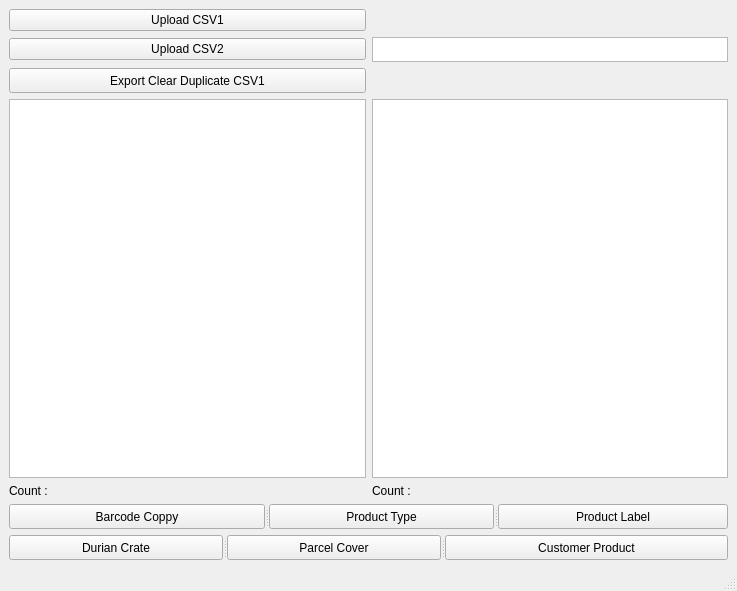
First picture: the form in GUI_Mrince.ui, repository ThanawatKMUTNB/MRINCE, before the edit.
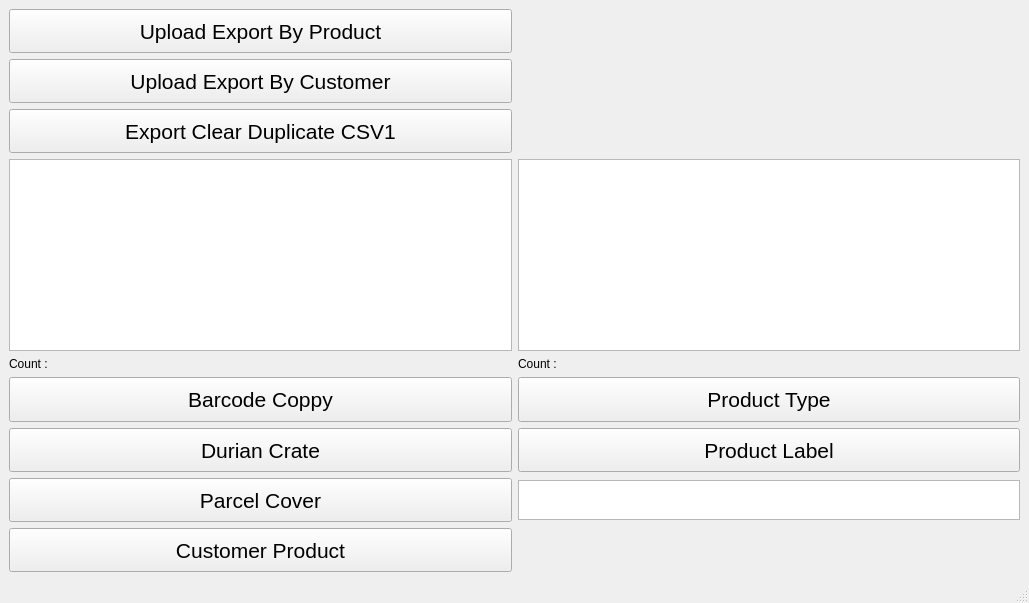
Second picture: the form after the edit.

Diff of the .ui file:
```diff
--- a/GUI_Mrince.ui
+++ b/GUI_Mrince.ui
@@ -6,8 +6,8 @@
    <rect>
     <x>0</x>
     <y>0</y>
-    <width>737</width>
-    <height>591</height>
+    <width>1029</width>
+    <height>603</height>
    </rect>
   </property>
   <property name="windowTitle">
@@ -15,199 +15,8 @@
   </property>
   <widget class="QWidget" name="centralwidget">
    <layout class="QGridLayout" name="gridLayout">
-    <item row="7" column="0" colspan="2">
-     <widget class="QSplitter" name="splitter">
-      <property name="orientation">
-       <enum>Qt::Horizontal</enum>
-      </property>
-      <widget class="QPushButton" name="pushButton_3">
-       <property name="sizePolicy">
-        <sizepolicy hsizetype="Minimum" vsizetype="Minimum">
-         <horstretch>0</horstretch>
-         <verstretch>0</verstretch>
-        </sizepolicy>
-       </property>
-       <property name="minimumSize">
-        <size>
-         <width>0</width>
-         <height>25</height>
-        </size>
-       </property>
-       <property name="maximumSize">
-        <size>
-         <width>500</width>
-         <height>25</height>
-        </size>
-       </property>
-       <property name="text">
-        <string>Barcode Coppy</string>
-       </property>
-      </widget>
-      <widget class="QPushButton" name="pushButton_4">
-       <property name="sizePolicy">
-        <sizepolicy hsizetype="Minimum" vsizetype="Minimum">
-         <horstretch>0</horstretch>
-         <verstretch>0</verstretch>
-        </sizepolicy>
-       </property>
-       <property name="minimumSize">
-        <size>
-         <width>0</width>
-         <height>25</height>
-        </size>
-       </property>
-       <property name="maximumSize">
-        <size>
-         <width>500</width>
-         <height>25</height>
-        </size>
-       </property>
-       <property name="text">
-        <string>Product Type</string>
-       </property>
-      </widget>
-      <widget class="QPushButton" name="pushButton_5">
-       <property name="sizePolicy">
-        <sizepolicy hsizetype="Minimum" vsizetype="Minimum">
-         <horstretch>0</horstretch>
-         <verstretch>0</verstretch>
-        </sizepolicy>
-       </property>
-       <property name="minimumSize">
-        <size>
-         <width>0</width>
-         <height>25</height>
-        </size>
-       </property>
-       <property name="maximumSize">
-        <size>
-         <width>500</width>
-         <height>25</height>
-        </size>
-       </property>
-       <property name="text">
-        <string>Product Label</string>
-       </property>
-      </widget>
-     </widget>
-    </item>
-    <item row="8" column="0" colspan="2">
-     <widget class="QSplitter" name="splitter_2">
-      <property name="orientation">
-       <enum>Qt::Horizontal</enum>
-      </property>
-      <widget class="QPushButton" name="pushButton_6">
-       <property name="sizePolicy">
-        <sizepolicy hsizetype="Minimum" vsizetype="Minimum">
-         <horstretch>0</horstretch>
-         <verstretch>0</verstretch>
-        </sizepolicy>
-       </property>
-       <property name="minimumSize">
-        <size>
-         <width>0</width>
-         <height>25</height>
-        </size>
-       </property>
-       <property name="maximumSize">
-        <size>
-         <width>500</width>
-         <height>25</height>
-        </size>
-       </property>
-       <property name="text">
-        <string>Durian Crate</string>
-       </property>
-      </widget>
-      <widget class="QPushButton" name="pushButton_7">
-       <property name="sizePolicy">
-        <sizepolicy hsizetype="Minimum" vsizetype="Minimum">
-         <horstretch>0</horstretch>
-         <verstretch>0</verstretch>
-        </sizepolicy>
-       </property>
-       <property name="minimumSize">
-        <size>
-         <width>0</width>
-         <height>25</height>
-        </size>
-       </property>
-       <property name="maximumSize">
-        <size>
-         <width>500</width>
-         <height>25</height>
-        </size>
-       </property>
-       <property name="text">
-        <string>Parcel Cover</string>
-       </property>
-      </widget>
-      <widget class="QPushButton" name="pushButton_8">
-       <property name="sizePolicy">
-        <sizepolicy hsizetype="Minimum" vsizetype="Minimum">
-         <horstretch>0</horstretch>
-         <verstretch>0</verstretch>
-        </sizepolicy>
-       </property>
-       <property name="minimumSize">
-        <size>
-         <width>0</width>
-         <height>25</height>
-        </size>
-       </property>
-       <property name="maximumSize">
-        <size>
-         <width>500</width>
-         <height>25</height>
-        </size>
-       </property>
-       <property name="text">
-        <string>Customer Product</string>
-       </property>
-      </widget>
-     </widget>
-    </item>
-    <item row="2" column="0">
-     <widget class="QPushButton" name="pushButton_2">
-      <property name="text">
-       <string>Upload CSV2</string>
-      </property>
-     </widget>
-    </item>
     <item row="0" column="0">
      <widget class="QPushButton" name="pushButton">
-      <property name="text">
-       <string>Upload CSV1</string>
-      </property>
-     </widget>
-    </item>
-    <item row="4" column="0">
-     <widget class="QPushButton" name="pushButton_9">
-      <property name="sizePolicy">
-       <sizepolicy hsizetype="Minimum" vsizetype="Minimum">
-        <horstretch>0</horstretch>
-        <verstretch>0</verstretch>
-       </sizepolicy>
-      </property>
-      <property name="minimumSize">
-       <size>
-        <width>0</width>
-        <height>25</height>
-       </size>
-      </property>
-      <property name="maximumSize">
-       <size>
-        <width>16777215</width>
-        <height>25</height>
-       </size>
-      </property>
-      <property name="text">
-       <string> Export Clear Duplicate CSV1 </string>
-      </property>
-     </widget>
-    </item>
-    <item row="5" column="0">
-     <widget class="QTableView" name="tableView">
       <property name="sizePolicy">
        <sizepolicy hsizetype="Expanding" vsizetype="Expanding">
         <horstretch>0</horstretch>
@@ -217,29 +26,152 @@
       <property name="minimumSize">
        <size>
         <width>0</width>
-        <height>300</height>
+        <height>30</height>
        </size>
       </property>
+      <property name="font">
+       <font>
+        <pointsize>16</pointsize>
+       </font>
+      </property>
+      <property name="text">
+       <string>Upload Export By Product</string>
+      </property>
      </widget>
     </item>
     <item row="0" column="1">
      <widget class="QLabel" name="label">
+      <property name="sizePolicy">
+       <sizepolicy hsizetype="Expanding" vsizetype="Expanding">
+        <horstretch>0</horstretch>
+        <verstretch>0</verstretch>
+       </sizepolicy>
+      </property>
+      <property name="minimumSize">
+       <size>
+        <width>0</width>
+        <height>30</height>
+       </size>
+      </property>
       <property name="text">
        <string/>
       </property>
      </widget>
     </item>
+    <item row="1" column="0">
+     <widget class="QPushButton" name="pushButton_2">
+      <property name="sizePolicy">
+       <sizepolicy hsizetype="Expanding" vsizetype="Expanding">
+        <horstretch>0</horstretch>
+        <verstretch>0</verstretch>
+       </sizepolicy>
+      </property>
+      <property name="minimumSize">
+       <size>
+        <width>0</width>
+        <height>30</height>
+       </size>
+      </property>
+      <property name="font">
+       <font>
+        <pointsize>16</pointsize>
+       </font>
+      </property>
+      <property name="text">
+       <string>Upload Export By Customer</string>
+      </property>
+     </widget>
+    </item>
+    <item row="1" column="1">
+     <widget class="QLabel" name="label_4">
+      <property name="sizePolicy">
+       <sizepolicy hsizetype="Expanding" vsizetype="Expanding">
+        <horstretch>0</horstretch>
+        <verstretch>0</verstretch>
+       </sizepolicy>
+      </property>
+      <property name="minimumSize">
+       <size>
+        <width>0</width>
+        <height>30</height>
+       </size>
+      </property>
+      <property name="text">
+       <string/>
+      </property>
+     </widget>
+    </item>
+    <item row="2" column="0">
+     <widget class="QPushButton" name="pushButton_9">
+      <property name="sizePolicy">
+       <sizepolicy hsizetype="Expanding" vsizetype="Expanding">
+        <horstretch>0</horstretch>
+        <verstretch>0</verstretch>
+       </sizepolicy>
+      </property>
+      <property name="minimumSize">
+       <size>
+        <width>0</width>
+        <height>30</height>
+       </size>
+      </property>
+      <property name="maximumSize">
+       <size>
+        <width>16777215</width>
+        <height>16777215</height>
+       </size>
+      </property>
+      <property name="font">
+       <font>
+        <pointsize>16</pointsize>
+       </font>
+      </property>
+      <property name="text">
+       <string> Export Clear Duplicate CSV1 </string>
+      </property>
+     </widget>
+    </item>
     <item row="2" column="1">
-     <widget class="QPlainTextEdit" name="plainTextEdit_2">
-      <property name="maximumSize">
+     <widget class="QLabel" name="label_5">
+      <property name="sizePolicy">
+       <sizepolicy hsizetype="Expanding" vsizetype="Expanding">
+        <horstretch>0</horstretch>
+        <verstretch>0</verstretch>
+       </sizepolicy>
+      </property>
+      <property name="minimumSize">
        <size>
-        <width>16777215</width>
-        <height>25</height>
+        <width>0</width>
+        <height>30</height>
        </size>
       </property>
+      <property name="text">
+       <string/>
+      </property>
      </widget>
     </item>
-    <item row="5" column="1">
+    <item row="3" column="0">
+     <widget class="QTableView" name="tableView">
+      <property name="sizePolicy">
+       <sizepolicy hsizetype="Expanding" vsizetype="Expanding">
+        <horstretch>0</horstretch>
+        <verstretch>0</verstretch>
+       </sizepolicy>
+      </property>
+      <property name="minimumSize">
+       <size>
+        <width>0</width>
+        <height>0</height>
+       </size>
+      </property>
+      <property name="font">
+       <font>
+        <pointsize>16</pointsize>
+       </font>
+      </property>
+     </widget>
+    </item>
+    <item row="3" column="1">
      <widget class="QTableView" name="tableView_2">
       <property name="sizePolicy">
        <sizepolicy hsizetype="Expanding" vsizetype="Expanding">
@@ -250,25 +182,250 @@
       <property name="minimumSize">
        <size>
         <width>0</width>
-        <height>300</height>
+        <height>0</height>
        </size>
       </property>
+      <property name="font">
+       <font>
+        <pointsize>16</pointsize>
+       </font>
+      </property>
      </widget>
     </item>
-    <item row="6" column="0">
+    <item row="4" column="0">
      <widget class="QLabel" name="label_2">
+      <property name="sizePolicy">
+       <sizepolicy hsizetype="Expanding" vsizetype="Preferred">
+        <horstretch>0</horstretch>
+        <verstretch>0</verstretch>
+       </sizepolicy>
+      </property>
       <property name="text">
        <string>Count :</string>
       </property>
      </widget>
     </item>
-    <item row="6" column="1">
+    <item row="4" column="1">
      <widget class="QLabel" name="label_3">
+      <property name="sizePolicy">
+       <sizepolicy hsizetype="Expanding" vsizetype="Preferred">
+        <horstretch>0</horstretch>
+        <verstretch>0</verstretch>
+       </sizepolicy>
+      </property>
       <property name="text">
        <string>Count :</string>
       </property>
      </widget>
     </item>
+    <item row="5" column="0">
+     <widget class="QPushButton" name="pushButton_3">
+      <property name="sizePolicy">
+       <sizepolicy hsizetype="Expanding" vsizetype="Expanding">
+        <horstretch>0</horstretch>
+        <verstretch>0</verstretch>
+       </sizepolicy>
+      </property>
+      <property name="minimumSize">
+       <size>
+        <width>0</width>
+        <height>30</height>
+       </size>
+      </property>
+      <property name="maximumSize">
+       <size>
+        <width>16777215</width>
+        <height>16777215</height>
+       </size>
+      </property>
+      <property name="font">
+       <font>
+        <pointsize>16</pointsize>
+       </font>
+      </property>
+      <property name="text">
+       <string>Barcode Coppy</string>
+      </property>
+     </widget>
+    </item>
+    <item row="5" column="1">
+     <widget class="QPushButton" name="pushButton_4">
+      <property name="sizePolicy">
+       <sizepolicy hsizetype="Expanding" vsizetype="Expanding">
+        <horstretch>0</horstretch>
+        <verstretch>0</verstretch>
+       </sizepolicy>
+      </property>
+      <property name="minimumSize">
+       <size>
+        <width>0</width>
+        <height>30</height>
+       </size>
+      </property>
+      <property name="maximumSize">
+       <size>
+        <width>16777215</width>
+        <height>16777215</height>
+       </size>
+      </property>
+      <property name="font">
+       <font>
+        <pointsize>16</pointsize>
+        <kerning>true</kerning>
+       </font>
+      </property>
+      <property name="text">
+       <string>Product Type</string>
+      </property>
+     </widget>
+    </item>
+    <item row="6" column="0">
+     <widget class="QPushButton" name="pushButton_6">
+      <property name="sizePolicy">
+       <sizepolicy hsizetype="Expanding" vsizetype="Expanding">
+        <horstretch>0</horstretch>
+        <verstretch>0</verstretch>
+       </sizepolicy>
+      </property>
+      <property name="minimumSize">
+       <size>
+        <width>0</width>
+        <height>30</height>
+       </size>
+      </property>
+      <property name="maximumSize">
+       <size>
+        <width>16777215</width>
+        <height>16777215</height>
+       </size>
+      </property>
+      <property name="font">
+       <font>
+        <pointsize>16</pointsize>
+       </font>
+      </property>
+      <property name="text">
+       <string>Durian Crate</string>
+      </property>
+     </widget>
+    </item>
+    <item row="6" column="1">
+     <widget class="QPushButton" name="pushButton_5">
+      <property name="sizePolicy">
+       <sizepolicy hsizetype="Expanding" vsizetype="Expanding">
+        <horstretch>0</horstretch>
+        <verstretch>0</verstretch>
+       </sizepolicy>
+      </property>
+      <property name="minimumSize">
+       <size>
+        <width>0</width>
+        <height>30</height>
+       </size>
+      </property>
+      <property name="maximumSize">
+       <size>
+        <width>16777215</width>
+        <height>16777215</height>
+       </size>
+      </property>
+      <property name="font">
+       <font>
+        <pointsize>16</pointsize>
+       </font>
+      </property>
+      <property name="text">
+       <string>Product Label</string>
+      </property>
+     </widget>
+    </item>
+    <item row="7" column="0">
+     <widget class="QPushButton" name="pushButton_7">
+      <property name="sizePolicy">
+       <sizepolicy hsizetype="Expanding" vsizetype="Expanding">
+        <horstretch>0</horstretch>
+        <verstretch>0</verstretch>
+       </sizepolicy>
+      </property>
+      <property name="minimumSize">
+       <size>
+        <width>0</width>
+        <height>0</height>
+       </size>
+      </property>
+      <property name="maximumSize">
+       <size>
+        <width>16777215</width>
+        <height>16777215</height>
+       </size>
+      </property>
+      <property name="font">
+       <font>
+        <pointsize>16</pointsize>
+       </font>
+      </property>
+      <property name="text">
+       <string>Parcel Cover</string>
+      </property>
+     </widget>
+    </item>
+    <item row="7" column="1">
+     <widget class="QTextEdit" name="textEdit">
+      <property name="sizePolicy">
+       <sizepolicy hsizetype="Expanding" vsizetype="Expanding">
+        <horstretch>0</horstretch>
+        <verstretch>0</verstretch>
+       </sizepolicy>
+      </property>
+      <property name="minimumSize">
+       <size>
+        <width>0</width>
+        <height>0</height>
+       </size>
+      </property>
+      <property name="maximumSize">
+       <size>
+        <width>16777215</width>
+        <height>40</height>
+       </size>
+      </property>
+      <property name="font">
+       <font>
+        <pointsize>16</pointsize>
+       </font>
+      </property>
+     </widget>
+    </item>
+    <item row="8" column="0">
+     <widget class="QPushButton" name="pushButton_8">
+      <property name="sizePolicy">
+       <sizepolicy hsizetype="Expanding" vsizetype="Expanding">
+        <horstretch>0</horstretch>
+        <verstretch>0</verstretch>
+       </sizepolicy>
+      </property>
+      <property name="minimumSize">
+       <size>
+        <width>0</width>
+        <height>30</height>
+       </size>
+      </property>
+      <property name="maximumSize">
+       <size>
+        <width>16777215</width>
+        <height>16777215</height>
+       </size>
+      </property>
+      <property name="font">
+       <font>
+        <pointsize>16</pointsize>
+       </font>
+      </property>
+      <property name="text">
+       <string>Customer Product</string>
+      </property>
+     </widget>
+    </item>
    </layout>
   </widget>
   <widget class="QMenuBar" name="menubar">
```
Left out of the diff: 2 changed lines with no effect on the pictures.
